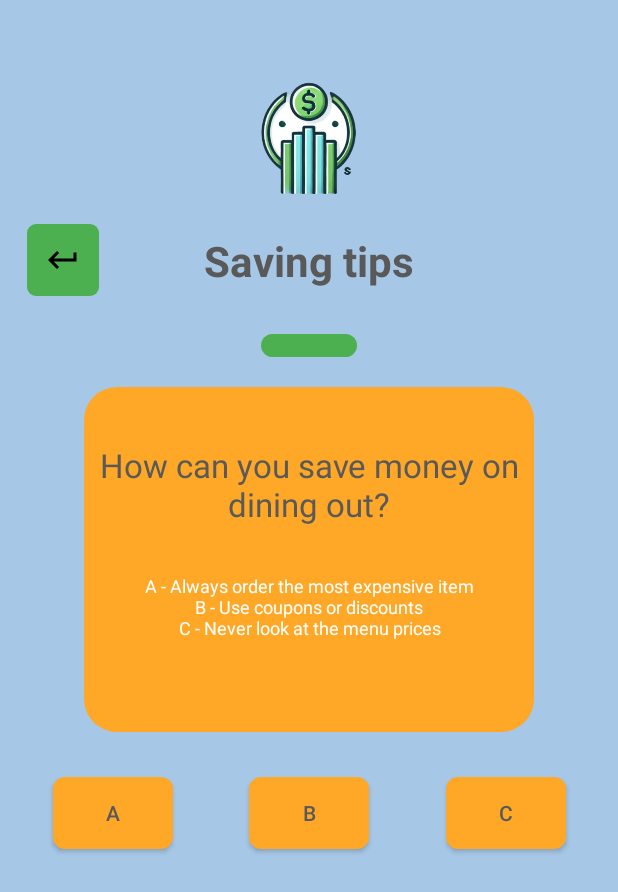
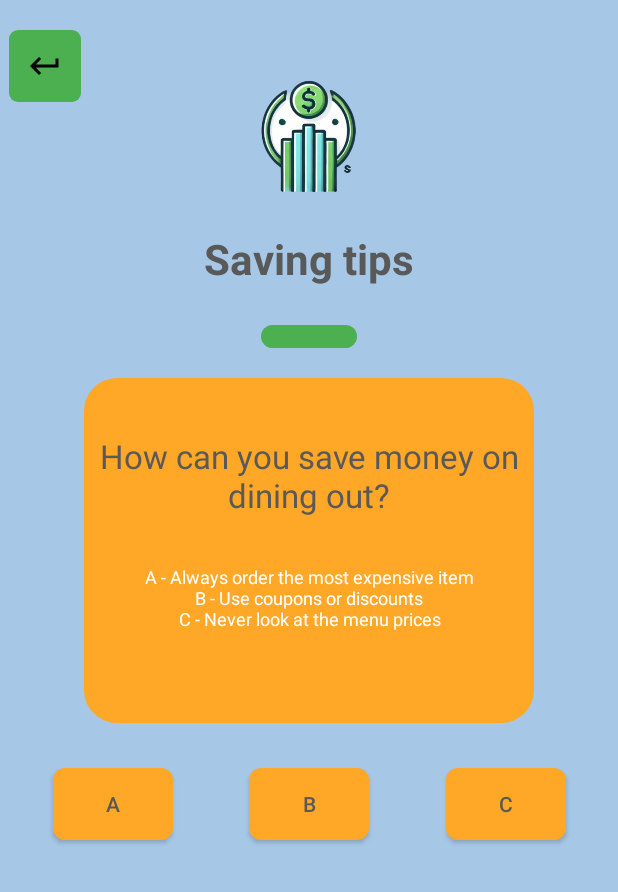
Before and after one commit to Kambo22/duo-case-youth-financial-literacy, an Android app: the Quiz1 screen opened directly, with no data from a screen before it, on a phone screen of 412 x 824 dp. Shown: the top 892 px of the screen. Run offline under Robolectric (Android 15) with nearby library versions, the phone set to English and light mode, and no system bars.

Commit message:
Fixed layout for back buttons

```diff
--- a/app/src/main/res/layout/activity_quiz1.xml
+++ b/app/src/main/res/layout/activity_quiz1.xml
@@ -13,13 +13,17 @@
         android:layout_height="wrap_content">
 
         <!-- Logo and Headline Section -->
+
+        <!-- Image Button Section -->
         <androidx.constraintlayout.widget.ConstraintLayout
             android:id="@+id/logoHeadlineSection"
             android:layout_width="0dp"
             android:layout_height="wrap_content"
-            app:layout_constraintTop_toTopOf="parent"
+            android:layout_marginTop="4dp"
+            app:layout_constraintEnd_toEndOf="parent"
+            app:layout_constraintHorizontal_bias="1.0"
             app:layout_constraintStart_toStartOf="parent"
-            app:layout_constraintEnd_toEndOf="parent">
+            app:layout_constraintTop_toTopOf="parent">
 
             <!-- Logo on the left -->
             <ImageView
@@ -28,11 +32,11 @@
                 android:layout_height="111dp"
                 android:contentDescription="Logo Placeholder"
                 android:src="@drawable/logo"
+                app:layout_constraintBottom_toBottomOf="parent"
+                app:layout_constraintEnd_toEndOf="parent"
+                app:layout_constraintHorizontal_bias="0.5"
                 app:layout_constraintStart_toStartOf="parent"
-                app:layout_constraintEnd_toEndOf="parent"
-                app:layout_constraintTop_toTopOf="parent"
-                app:layout_constraintBottom_toBottomOf="parent"
-                app:layout_constraintHorizontal_bias="0.5" />
+                app:layout_constraintTop_toTopOf="parent" />
 
             <TextView
                 android:id="@+id/headline"
@@ -42,28 +46,27 @@
                 android:textColor="@color/text"
                 android:textSize="28sp"
                 android:textStyle="bold"
-                app:layout_constraintTop_toBottomOf="@id/logo"
                 app:layout_constraintEnd_toEndOf="parent"
-                app:layout_constraintStart_toStartOf="parent" />
+                app:layout_constraintStart_toStartOf="parent"
+                app:layout_constraintTop_toBottomOf="@id/logo" />
 
             <ImageButton
                 android:id="@+id/returnBTN"
                 android:layout_width="48dp"
-                android:layout_marginStart="16dp"
                 android:layout_height="48dp"
                 android:background="@drawable/returnbutton"
                 android:contentDescription="Image Button Placeholder"
                 android:src="@drawable/returnarrow"
+                app:layout_constraintBottom_toBottomOf="@+id/logo"
+                app:layout_constraintEnd_toStartOf="@+id/logo"
+                app:layout_constraintHorizontal_bias="0.058"
                 app:layout_constraintStart_toStartOf="parent"
-                app:layout_constraintTop_toTopOf="@id/headline"
-                app:layout_constraintBottom_toBottomOf="@id/headline"
-                app:layout_constraintEnd_toStartOf="@id/logo"
-                app:layout_constraintHorizontal_bias="0.02" />
+                app:layout_constraintTop_toTopOf="parent"
+                app:layout_constraintVertical_bias="0.158" />
 
 
         </androidx.constraintlayout.widget.ConstraintLayout>
 
-        <!-- Image Button Section -->
         <androidx.constraintlayout.widget.ConstraintLayout
             android:id="@+id/imageButtonSection"
             android:layout_width="0dp"
```
Also changed, not shown: app/src/main/res/layout/activity_budget_topic.xml (+13 -13 lines), app/src/main/res/layout/activity_quiz2.xml (+13 -13 lines), app/src/main/res/layout/activity_quizz_topics.xml (+13 -13 lines), app/src/main/res/layout/activity_results.xml (+13 -13 lines), app/src/main/res/layout/activity_results2.xml (+13 -13 lines), app/src/main/res/layout/activity_saving_tips.xml (+13 -13 lines).
